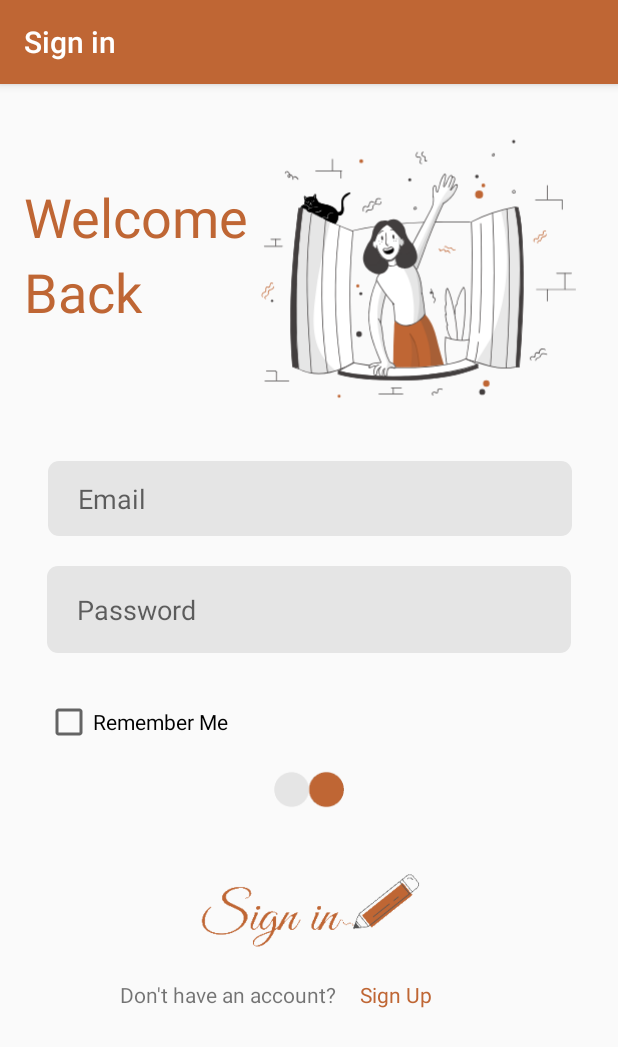
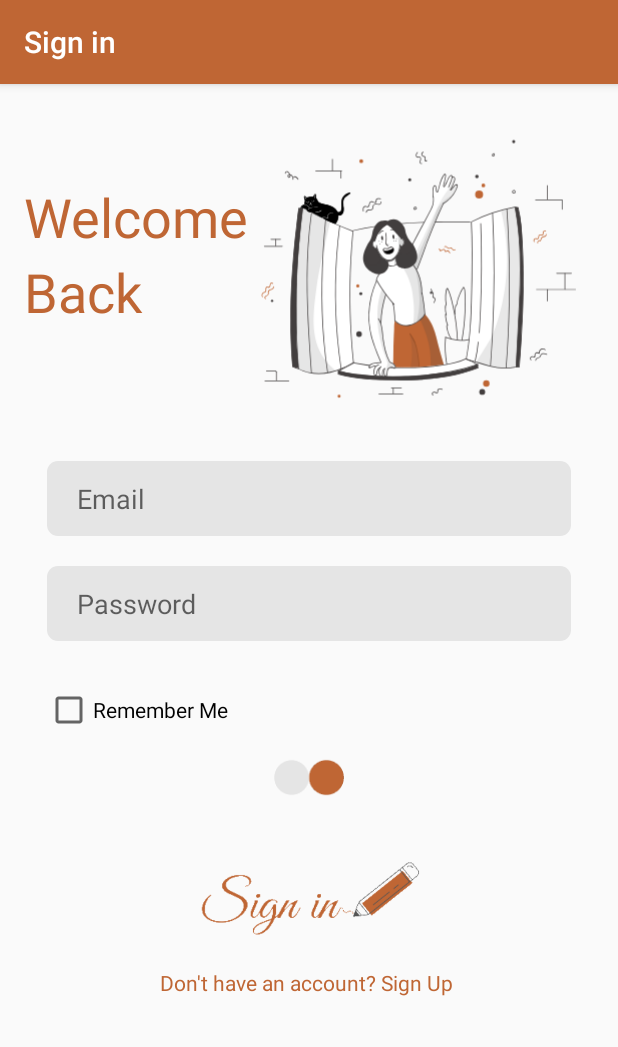
Before and after one commit to azurast/FrasaApp, an Android app: the LoginActivity screen opened directly, with no data from a screen before it, after a tap on an icon or button, on a phone screen of 412 x 824 dp. Shown: the top 1047 px of the screen. Run offline under Robolectric (Android 15) with nearby library versions, the phone set to English and light mode, and no system bars; our stand-ins replace Firebase (no records; nobody signed in at launch, a user with empty details on screens opened directly); 1 statement that could not run was skipped.

Commit message:
- db fixed - added shared preference (remember me) - change pic

```diff
--- a/app/build.gradle
+++ b/app/build.gradle
@@ -49,5 +49,6 @@ dependencies {
     implementation 'com.google.firebase:firebase-storage:16.0.5'
     implementation 'com.google.firebase:firebase-database:16.0.6'
     implementation 'com.google.firebase:firebase-auth:16.1.0'
+    implementation 'com.squareup.picasso:picasso:2.71828'
 
 }
--- a/app/src/main/java/com/labill/frasaapp/ui/login_and_signup/LoginActivity.java
+++ b/app/src/main/java/com/labill/frasaapp/ui/login_and_signup/LoginActivity.java
@@ -3,10 +3,15 @@ package com.labill.frasaapp.ui.login_and_signup;
 import androidx.annotation.NonNull;
 import androidx.appcompat.app.AppCompatActivity;
 
+import android.content.Context;
 import android.content.Intent;
+import android.content.SharedPreferences;
 import android.os.Bundle;
 import android.view.View;
+import android.view.inputmethod.InputMethodManager;
 import android.widget.Button;
+import android.widget.CheckBox;
+import android.widget.CompoundButton;
 import android.widget.EditText;
 import android.widget.ImageButton;
 import android.widget.TextView;
@@ -27,6 +32,10 @@ public class LoginActivity extends AppCompatActivity {
     private EditText etUsername, etPassword;
     private TextView regist;
     private ImageButton login;
+    private CheckBox remember;
+    SharedPreferences preferences;
+    SharedPreferences.Editor editor;
+    private Boolean checked;
 
     @Override
     protected void onCreate(Bundle savedInstanceState) {
@@ -35,7 +44,7 @@ public class LoginActivity extends AppCompatActivity {
 
         etUsername = findViewById(R.id.email);
         etPassword = findViewById(R.id.password);
-
+        remember = findViewById(R.id.remember);
         regist = findViewById(R.id.move2);
 
         regist.setOnClickListener(new View.OnClickListener() {
@@ -50,12 +59,40 @@ public class LoginActivity extends AppCompatActivity {
 
         login = findViewById(R.id.login);
 
+        preferences = getSharedPreferences("prefs", Context.MODE_PRIVATE);
+        editor = preferences.edit();
+
+        checked = preferences.getBoolean("saveLogin", false);
+
+        if(checked == true)
+        {
+            etUsername.setText(preferences.getString("email", ""));
+            etPassword.setText(preferences.getString("password", ""));
+            remember.setChecked(true);
+        }
+
         login.setOnClickListener(new View.OnClickListener() {
             @Override
             public void onClick(View v) {
 
+                InputMethodManager imm = (InputMethodManager)getSystemService(Context.INPUT_METHOD_SERVICE);
+                imm.hideSoftInputFromWindow(etUsername.getWindowToken(), 0);
+
                 String username = etUsername.getText().toString();
                 String password = etPassword.getText().toString();
+
+                if (remember.isChecked()) {
+                    editor.putBoolean("saveLogin", true);
+                    editor.putString("email", username);
+                    editor.putString("password", password);
+                    editor.commit();
+                }
+
+                else {
+                    editor.clear();
+                    editor.commit();
+                }
+
 
                 if (username.equals("")){
                     Toast.makeText(LoginActivity.this, "Email can't be empty", Toast.LENGTH_SHORT).show();
@@ -99,6 +136,19 @@ public class LoginActivity extends AppCompatActivity {
             }
         });
 
+        remember.setOnCheckedChangeListener(new CompoundButton.OnCheckedChangeListener(){
+
+            @Override
+            public void onCheckedChanged(CompoundButton compoundButton, boolean b) {
+                if(compoundButton.isChecked()){
+                    SharedPreferences preferences = getSharedPreferences("checkbox", MODE_PRIVATE);
+                    SharedPreferences.Editor editor = preferences.edit();
+                    editor.putString("remember", "true");
+                    editor.apply();
+                }
+            }
+        });
+
 
     }
 
--- a/app/src/main/java/com/labill/frasaapp/ui/login_and_signup/SignUpActivity.java
+++ b/app/src/main/java/com/labill/frasaapp/ui/login_and_signup/SignUpActivity.java
@@ -77,7 +77,7 @@ public class SignUpActivity extends AppCompatActivity {
             public void onClick(View v) {
 
                 name = boxname.getText().toString();
-                email = boxemail.getText().toString();
+                email = boxemail.getText().toString().trim();
                 password = boxpassword.getText().toString();
                 conpassword = boxconpassword.getText().toString();
 
@@ -137,8 +137,8 @@ public class SignUpActivity extends AppCompatActivity {
                                                         newuser.put("bio", "Hello, enjoy my stories");
                                                         newuser.put("follow", null);
                                                         newuser.put("bookmark", null);
-                                                        newuser.put("photo", null);
-                                                        documentReference.set(user).addOnSuccessListener(new OnSuccessListener<Void>() {
+                                                        newuser.put("photo", "user.jpg");
+                                                        documentReference.set(newuser).addOnSuccessListener(new OnSuccessListener<Void>() {
                                                             @Override
                                                             public void onSuccess(Void aVoid) {
                                                                 Log.d("l", "addded");
--- a/app/src/main/res/layout/activity_landing.xml
+++ b/app/src/main/res/layout/activity_landing.xml
@@ -8,8 +8,8 @@
 
     <ImageView
         android:id="@+id/app_logo"
-        android:layout_width="wrap_content"
-        android:layout_height="wrap_content"
+        android:layout_width="270dp"
+        android:layout_height="270dp"
         android:layout_marginTop="100dp"
         app:layout_constraintEnd_toEndOf="parent"
         app:layout_constraintStart_toStartOf="parent"
--- a/app/src/main/res/layout/activity_login.xml
+++ b/app/src/main/res/layout/activity_login.xml
@@ -7,7 +7,12 @@
     android:layout_height="match_parent"
     tools:context=".ui.login_and_signup.LoginActivity">
 
-
+    <ScrollView
+        android:layout_width="match_parent"
+        android:layout_height="match_parent">
+        <androidx.constraintlayout.widget.ConstraintLayout
+            android:layout_width="match_parent"
+            android:layout_height="match_parent">
         <TextView
             android:id="@+id/welcome_text"
             android:layout_width="wrap_content"
@@ -31,7 +36,6 @@
                 android:paddingLeft="20dp"
                 android:textAppearance="@style/heading1"
                 app:layout_constraintEnd_toEndOf="parent"
-        app:layout_constraintHorizontal_bias="0.507"
                 app:layout_constraintStart_toStartOf="parent"
                 app:layout_constraintTop_toBottomOf="@+id/imageView" />
 
@@ -56,12 +60,12 @@
             android:src="@drawable/loading"
             app:layout_constraintEnd_toEndOf="parent"
             app:layout_constraintStart_toStartOf="parent"
-        app:layout_constraintTop_toBottomOf="@+id/checkBox" />
+            app:layout_constraintTop_toBottomOf="@+id/remember" />
 
             <EditText
                 android:id="@+id/password"
                 android:layout_width="349dp"
-        android:layout_height="58dp"
+                android:layout_height="50dp"
                 android:layout_marginTop="20dp"
                 android:background="@drawable/input_text"
                 android:hint="@string/prompt_password"
@@ -72,7 +76,7 @@
                 app:layout_constraintTop_toBottomOf="@+id/email" />
 
         <CheckBox
-        android:id="@+id/checkBox"
+            android:id="@+id/remember"
             android:layout_width="wrap_content"
             android:layout_height="wrap_content"
             android:layout_marginStart="30dp"
@@ -92,26 +96,16 @@
             app:srcCompat="@drawable/ic_signin" />
 
             <TextView
-        android:id="@+id/move"
-        android:layout_width="wrap_content"
-        android:layout_height="wrap_content"
-        android:layout_marginStart="80dp"
-        android:layout_marginTop="20dp"
-        android:text="Don't have an account?"
-        app:layout_constraintStart_toStartOf="parent"
-        app:layout_constraintTop_toBottomOf="@+id/login" />
-
-    <TextView
                 android:id="@+id/move2"
                 android:layout_width="wrap_content"
                 android:layout_height="wrap_content"
-        android:layout_marginStart="5dp"
                 android:layout_marginTop="20dp"
-        android:text="Sign Up "
+                android:text="Don't have an account? Sign Up "
                 android:textColor="@color/colorPrimary"
                 app:layout_constraintEnd_toEndOf="parent"
-        app:layout_constraintHorizontal_bias="0.08"
-        app:layout_constraintStart_toEndOf="@+id/move"
+                app:layout_constraintStart_toStartOf="parent"
                 app:layout_constraintTop_toBottomOf="@+id/login" />
+        </androidx.constraintlayout.widget.ConstraintLayout>
+    </ScrollView>
 
 </androidx.constraintlayout.widget.ConstraintLayout>
```
Also changed, not shown: app/src/main/java/com/labill/frasaapp/MainActivity.java (+93 -11 lines), app/src/main/java/com/labill/frasaapp/ui/login_and_signup/Logout.java (added, +26 -0 lines), app/src/main/java/com/labill/frasaapp/ui/mywritings/MyWritingsFragment.java (deleted, +0 -65 lines), app/src/main/java/com/labill/frasaapp/ui/setting/SettingFragment.java (added, +209 -0 lines), app/src/main/res/layout/activity_signup.xml (+11 -16 lines), app/src/main/res/layout/fragment_my_writings.xml (deleted, +0 -14 lines), app/src/main/res/layout/fragment_setting.xml (added, +90 -0 lines), app/src/main/res/menu/activity_main_drawer.xml (+3 -5 lines), app/src/main/res/navigation/mobile_navigation.xml (+7 -7 lines), app/src/main/res/drawable-v24/logo.png, app/src/main/res/drawable-v24/user.png (added). Lines whose indentation alone changed are shown as unchanged.
